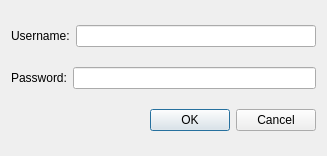
hatstand/O-sRSSly, file src/configuredialog.ui: the form before one commit.
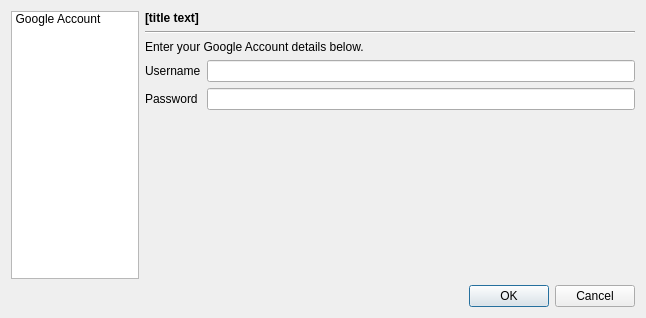
The form after the commit. Icons and pictures are not drawn.

Commit message: Settings dialog, and support for changing Google account details

```diff
--- a/src/configuredialog.ui
+++ b/src/configuredialog.ui
@@ -5,8 +5,8 @@
    <rect>
     <x>0</x>
     <y>0</y>
-    <width>327</width>
-    <height>156</height>
+    <width>646</width>
+    <height>318</height>
    </rect>
   </property>
   <property name="windowTitle" >
@@ -14,38 +14,154 @@
   </property>
   <layout class="QGridLayout" name="gridLayout" >
    <item row="0" column="0" >
-    <layout class="QHBoxLayout" name="horizontalLayout" >
+    <widget class="QListWidget" name="pageList_" >
+     <property name="maximumSize" >
+      <size>
+       <width>128</width>
+       <height>16777215</height>
+      </size>
+     </property>
+     <property name="showDropIndicator" stdset="0" >
+      <bool>false</bool>
+     </property>
+     <property name="iconSize" >
+      <size>
+       <width>48</width>
+       <height>48</height>
+      </size>
+     </property>
+     <property name="movement" >
+      <enum>QListView::Free</enum>
+     </property>
+     <property name="flow" >
+      <enum>QListView::TopToBottom</enum>
+     </property>
+     <property name="viewMode" >
+      <enum>QListView::IconMode</enum>
+     </property>
+     <property name="uniformItemSizes" >
+      <bool>true</bool>
+     </property>
      <item>
-      <widget class="QLabel" name="label" >
-       <property name="text" >
-        <string>Username:</string>
-       </property>
-      </widget>
+      <property name="text" >
+       <string>Google Account</string>
+      </property>
+      <property name="icon" >
+       <iconset resource="../data/data.qrc" >
+        <normaloff>:/google.png</normaloff>:/google.png</iconset>
+      </property>
      </item>
-     <item>
-      <widget class="QLineEdit" name="user_" />
-     </item>
-    </layout>
+    </widget>
    </item>
-   <item row="1" column="0" >
-    <layout class="QHBoxLayout" name="horizontalLayout_2" >
+   <item row="0" column="1" >
+    <layout class="QVBoxLayout" name="verticalLayout_2" >
      <item>
-      <widget class="QLabel" name="label_2" >
+      <widget class="QLabel" name="pageTitle_" >
        <property name="text" >
-        <string>Password:</string>
+        <string>&lt;!DOCTYPE HTML PUBLIC "-//W3C//DTD HTML 4.0//EN" "http://www.w3.org/TR/REC-html40/strict.dtd">
+&lt;html>&lt;head>&lt;meta name="qrichtext" content="1" />&lt;style type="text/css">
+p, li { white-space: pre-wrap; }
+&lt;/style>&lt;/head>&lt;body style=" font-family:'Sans Serif'; font-size:9pt; font-weight:400; font-style:normal;">
+&lt;p style=" margin-top:0px; margin-bottom:0px; margin-left:0px; margin-right:0px; -qt-block-indent:0; text-indent:0px;">&lt;span style=" font-weight:600;">[title text]&lt;/span>&lt;/p>&lt;/body>&lt;/html></string>
        </property>
+       <property name="textFormat" >
+        <enum>Qt::RichText</enum>
+       </property>
       </widget>
      </item>
      <item>
-      <widget class="QLineEdit" name="password_" >
-       <property name="echoMode" >
-        <enum>QLineEdit::Password</enum>
+      <widget class="Line" name="line" >
+       <property name="orientation" >
+        <enum>Qt::Horizontal</enum>
        </property>
       </widget>
      </item>
+     <item>
+      <widget class="QStackedWidget" name="stack_" >
+       <widget class="QWidget" name="page" >
+        <property name="geometry" >
+         <rect>
+          <x>0</x>
+          <y>0</y>
+          <width>492</width>
+          <height>227</height>
+         </rect>
+        </property>
+        <layout class="QVBoxLayout" name="verticalLayout" >
+         <property name="margin" >
+          <number>0</number>
+         </property>
+         <item>
+          <widget class="QLabel" name="label_4" >
+           <property name="text" >
+            <string>Enter your Google Account details below.</string>
+           </property>
+          </widget>
+         </item>
+         <item>
+          <layout class="QFormLayout" name="formLayout" >
+           <item row="0" column="0" >
+            <widget class="QLabel" name="label" >
+             <property name="text" >
+              <string>Username</string>
+             </property>
+             <property name="buddy" >
+              <cstring>user_</cstring>
+             </property>
+            </widget>
+           </item>
+           <item row="0" column="1" >
+            <widget class="QLineEdit" name="user_" />
+           </item>
+           <item row="1" column="0" >
+            <widget class="QLabel" name="label_2" >
+             <property name="text" >
+              <string>Password</string>
+             </property>
+             <property name="buddy" >
+              <cstring>password_</cstring>
+             </property>
+            </widget>
+           </item>
+           <item row="1" column="1" >
+            <widget class="QLineEdit" name="password_" >
+             <property name="echoMode" >
+              <enum>QLineEdit::Password</enum>
+             </property>
+            </widget>
+           </item>
+          </layout>
+         </item>
+         <item>
+          <spacer name="verticalSpacer" >
+           <property name="orientation" >
+            <enum>Qt::Vertical</enum>
+           </property>
+           <property name="sizeHint" stdset="0" >
+            <size>
+             <width>385</width>
+             <height>108</height>
+            </size>
+           </property>
+          </spacer>
+         </item>
+        </layout>
+       </widget>
+       <widget class="QWidget" name="page_2" >
+        <property name="geometry" >
+         <rect>
+          <x>0</x>
+          <y>0</y>
+          <width>100</width>
+          <height>30</height>
+         </rect>
+        </property>
+       </widget>
+      </widget>
+     </item>
     </layout>
    </item>
-   <item row="2" column="0" >
+   <item row="1" column="0" colspan="2" >
     <widget class="QDialogButtonBox" name="buttonBox" >
      <property name="orientation" >
       <enum>Qt::Horizontal</enum>
```
Left out of the diff: 45 changed lines with no effect on the pictures. The commit also changes 12 other files.
